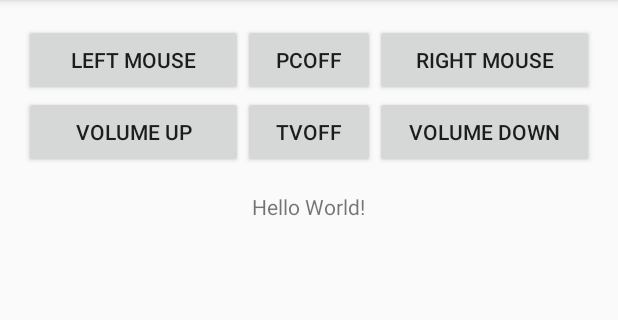
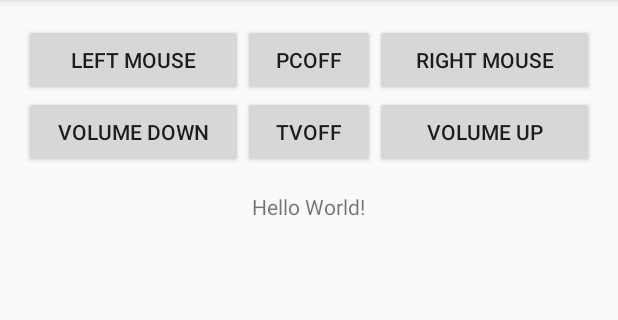
Before and after one commit to billmccartney/Bexley, an Android app: the screen it shows after launch (MainActivity), on a phone screen of 412 x 824 dp, the part 84-404 px from its top. Run offline under Robolectric (Android 15) with nearby library versions, the phone set to English and light mode, and no system bars; 3 statements that could not run were skipped.

Commit message:
Added support for volume button operating as tv volume. Flipped the volume button in the UI. Rev'd the version

```diff
--- a/app/build.gradle
+++ b/app/build.gradle
@@ -7,8 +7,8 @@ android {
         applicationId "com.thingdone.bill.bexley"
         minSdkVersion 21
         targetSdkVersion 24
-        versionCode 5
-        versionName "1.4"
+        versionCode 6
+        versionName "1.6"
         testInstrumentationRunner "android.support.test.runner.AndroidJUnitRunner"
     }
     buildTypes {
--- a/app/src/main/res/layout/activity_main.xml
+++ b/app/src/main/res/layout/activity_main.xml
@@ -46,34 +46,6 @@
         android:layout_alignParentTop="true"
         android:layout_centerHorizontal="true" />
 
-    <Button
-        android:text="Volume Down"
-        android:layout_width="wrap_content"
-        android:layout_height="wrap_content"
-        android:id="@+id/buttonVolumeDown"
-        android:layout_alignBaseline="@+id/buttonTVOff"
-        android:layout_alignBottom="@+id/buttonTVOff"
-        android:layout_alignParentEnd="true"
-        android:layout_toEndOf="@+id/buttonTVOff" />
-
-    <Button
-        android:text="Volume Up"
-        android:layout_width="wrap_content"
-        android:layout_height="wrap_content"
-        android:id="@+id/buttonVolumeUp"
-        android:layout_below="@+id/buttonLeft"
-        android:layout_alignParentStart="true"
-        android:layout_toStartOf="@+id/buttonPCOff" />
-
-    <Button
-        android:text="TVOff"
-        android:layout_width="wrap_content"
-        android:layout_height="wrap_content"
-        android:id="@+id/buttonTVOff"
-        android:onClick="TVOffClick"
-        android:layout_alignBottom="@+id/buttonVolumeUp"
-        android:layout_toEndOf="@+id/buttonVolumeUp" />
-
     <TextView
         android:layout_width="wrap_content"
         android:layout_height="wrap_content"
@@ -83,4 +55,31 @@
         android:layout_centerHorizontal="true"
         android:layout_marginTop="16dp" />
 
+    <Button
+        android:text="TVOff"
+        android:layout_width="wrap_content"
+        android:layout_height="wrap_content"
+        android:id="@+id/buttonTVOff"
+        android:onClick="TVOffClick"
+        android:layout_below="@+id/buttonLeft"
+        android:layout_toEndOf="@+id/buttonLeft" />
+
+    <Button
+        android:text="Volume Down"
+        android:layout_width="wrap_content"
+        android:layout_height="wrap_content"
+        android:id="@+id/buttonVolumeDown"
+        android:layout_below="@+id/buttonLeft"
+        android:layout_alignParentStart="true"
+        android:layout_toStartOf="@+id/buttonPCOff" />
+
+    <Button
+        android:text="Volume Up"
+        android:layout_width="wrap_content"
+        android:layout_height="wrap_content"
+        android:id="@+id/buttonVolumeUp"
+        android:layout_above="@+id/textView"
+        android:layout_alignParentEnd="true"
+        android:layout_toEndOf="@+id/buttonPCOff" />
+
 </RelativeLayout>
```
Also changed, not shown: app/src/main/java/com/thingdone/bill/bexley/MainActivity.java (+21 -0 lines), 1 other file.
